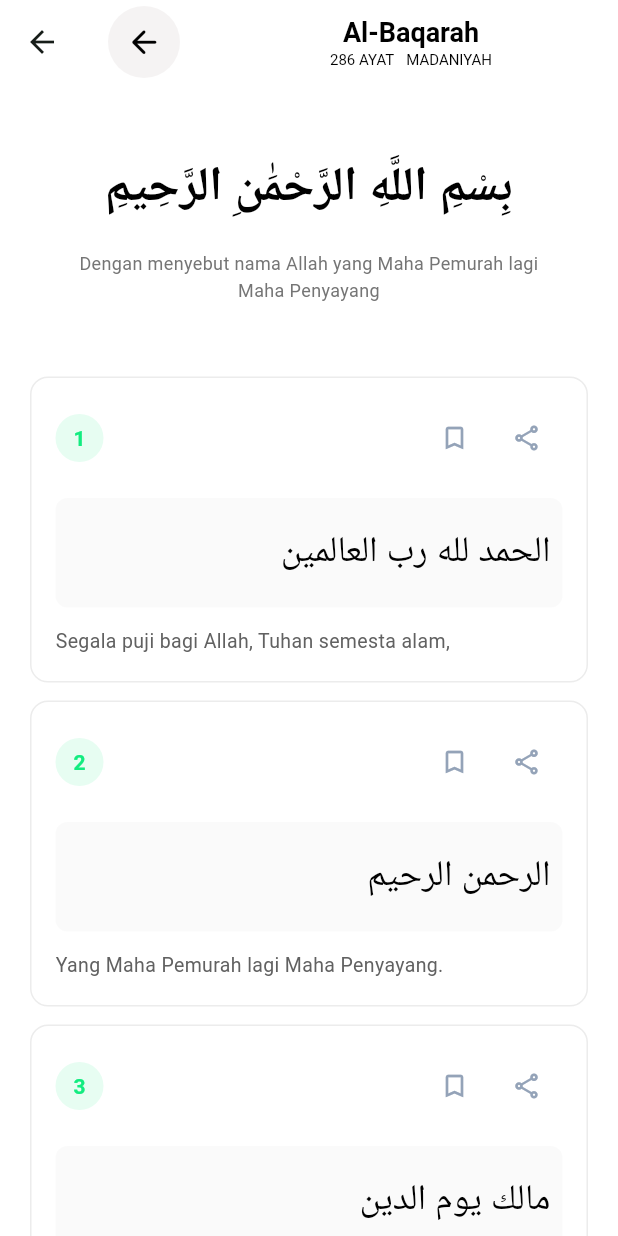
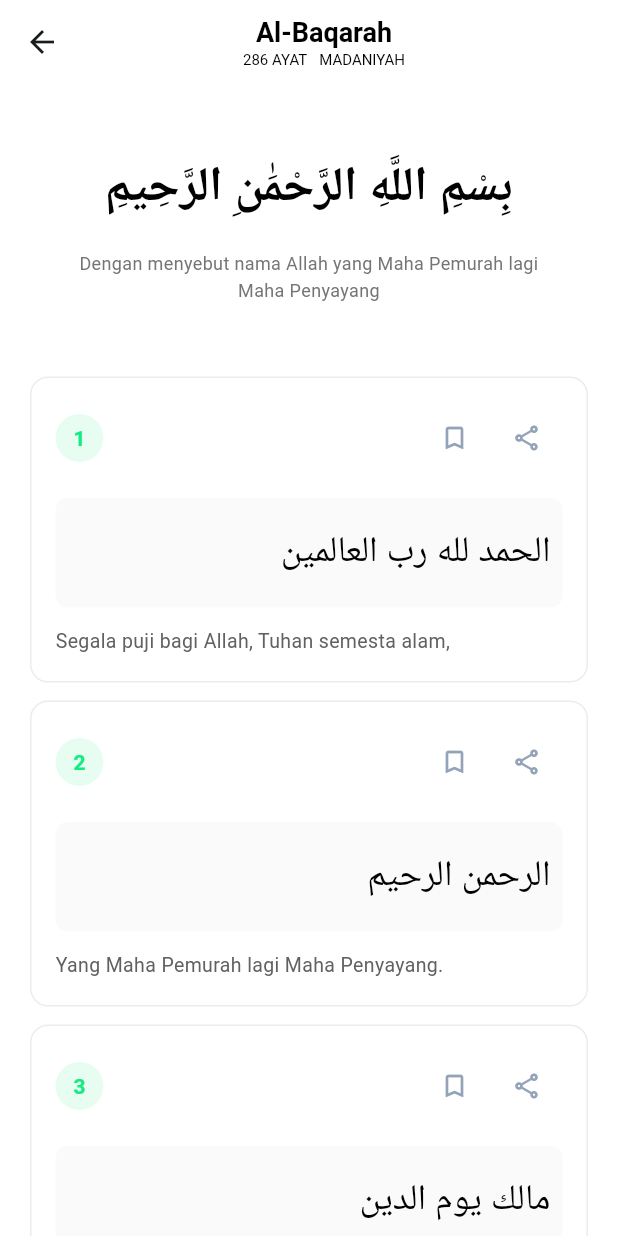
Before and after one commit to anampict/NgajiLeapps, a Flutter app: the Bacasurahscreen screen opened by its route, on a phone screen of 412 x 824 dp. Run offline on Flutter 3.47's test engine with Material 3 defaults, Android fonts, the phone set to English and light mode, and no system bars; our stand-ins replace flutter_svg, get; Roboto replaces fonts that are missing (Arabic, Primary).

Commit message:
fixbug icon back

```diff
--- a/lib/screens/daftarsurah/BacaSurahScreen.dart
+++ b/lib/screens/daftarsurah/BacaSurahScreen.dart
@@ -46,19 +46,7 @@ class _BacasurahscreenState extends State<Bacasurahscreen> {
         title: Row(
           mainAxisAlignment: MainAxisAlignment.start,
           children: [
-            Container(
-              decoration: BoxDecoration(
-                shape: BoxShape.circle,
-                color: const Color.fromARGB(255, 245, 243, 243),
-              ),
-              child: IconButton(
-                onPressed: () => Get.back(),
-                icon: const Icon(Icons.arrow_back_rounded),
-                color: Colors.black,
-                iconSize: 25,
-              ),
-            ),
-            const SizedBox(width: 100),
+            const SizedBox(width: 90),
             Column(
               crossAxisAlignment: CrossAxisAlignment.center,
               children: const [
```
Also changed, not shown: 4 other files.
